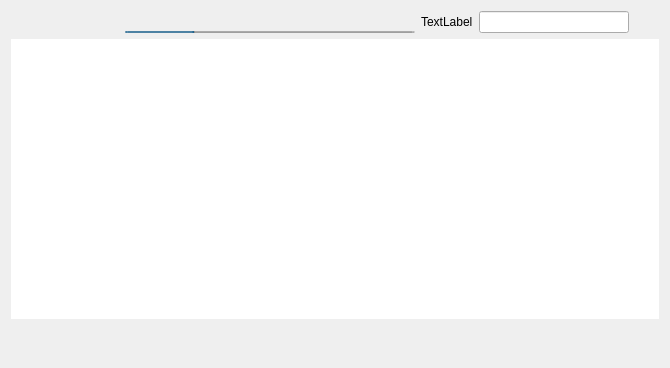
First picture: the form in mainwindow.ui, repository kazak1377/QVkPlayer, before the edit.
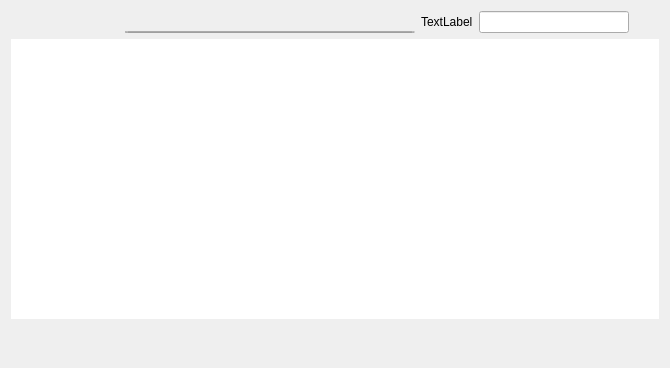
Second picture: the form after the edit. Icons and pictures are not drawn. Custom widgets are drawn as their Qt base class.

What changed in the file:
```diff
--- a/mainwindow.ui
+++ b/mainwindow.ui
@@ -131,7 +131,7 @@
            </size>
           </property>
           <property name="value">
-           <number>24</number>
+           <number>0</number>
           </property>
           <property name="textVisible">
            <bool>false</bool>
```
